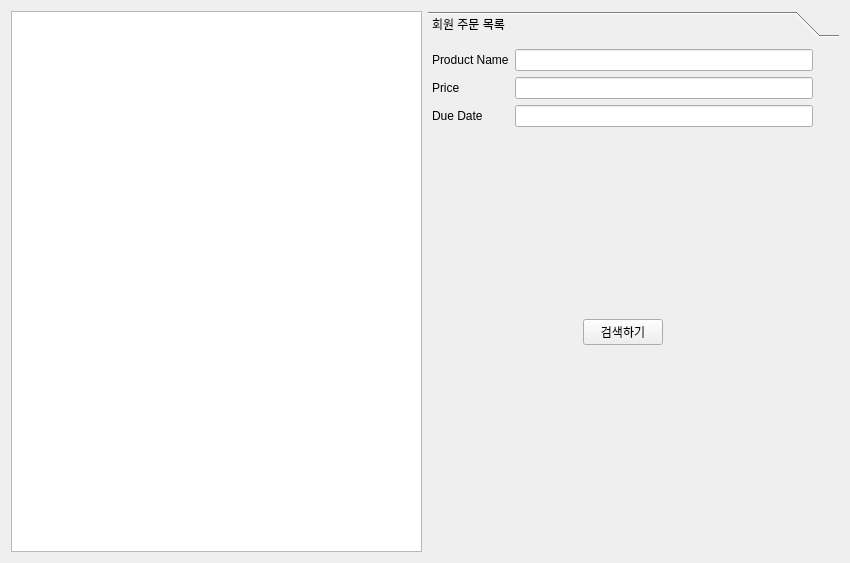
The window that securitySoftProd_Client/admininfoform_ol.ui (Hyun-nine-CH/securitySoftProd) describes before a commit, drawn with Qt 5.
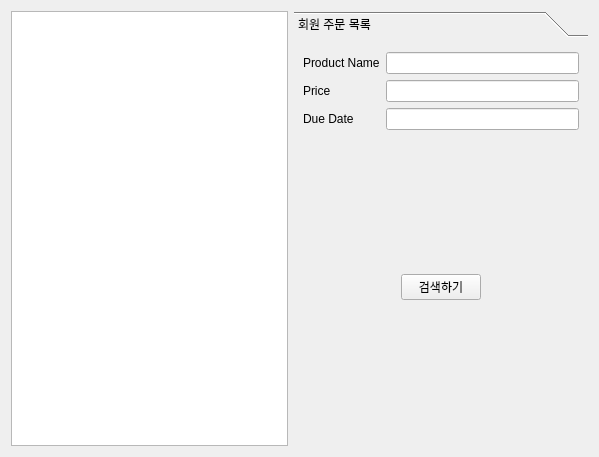
The same window after the commit.

```diff
--- a/securitySoftProd_Client/admininfoform_ol.ui
+++ b/securitySoftProd_Client/admininfoform_ol.ui
@@ -6,8 +6,8 @@
    <rect>
     <x>0</x>
     <y>0</y>
-    <width>850</width>
-    <height>563</height>
+    <width>599</width>
+    <height>457</height>
    </rect>
   </property>
   <property name="windowTitle">
@@ -27,22 +27,15 @@
        <rect>
         <x>0</x>
         <y>0</y>
-        <width>408</width>
-        <height>505</height>
+        <width>282</width>
+        <height>399</height>
        </rect>
       </property>
       <attribute name="label">
        <string>회원 주문 목록</string>
       </attribute>
-      <widget class="QWidget" name="layoutWidget">
-       <property name="geometry">
-        <rect>
-         <x>4</x>
-         <y>6</y>
-         <width>381</width>
-         <height>481</height>
-        </rect>
-       </property>
+      <layout class="QVBoxLayout" name="verticalLayout_2">
+       <item>
        <layout class="QGridLayout" name="gridLayout">
         <item row="0" column="0">
          <layout class="QFormLayout" name="formLayout_2">
@@ -146,7 +139,8 @@
          </layout>
         </item>
        </layout>
-      </widget>
+       </item>
+      </layout>
      </widget>
     </widget>
    </item>
```
Lines whose indentation alone changed are shown as unchanged.
